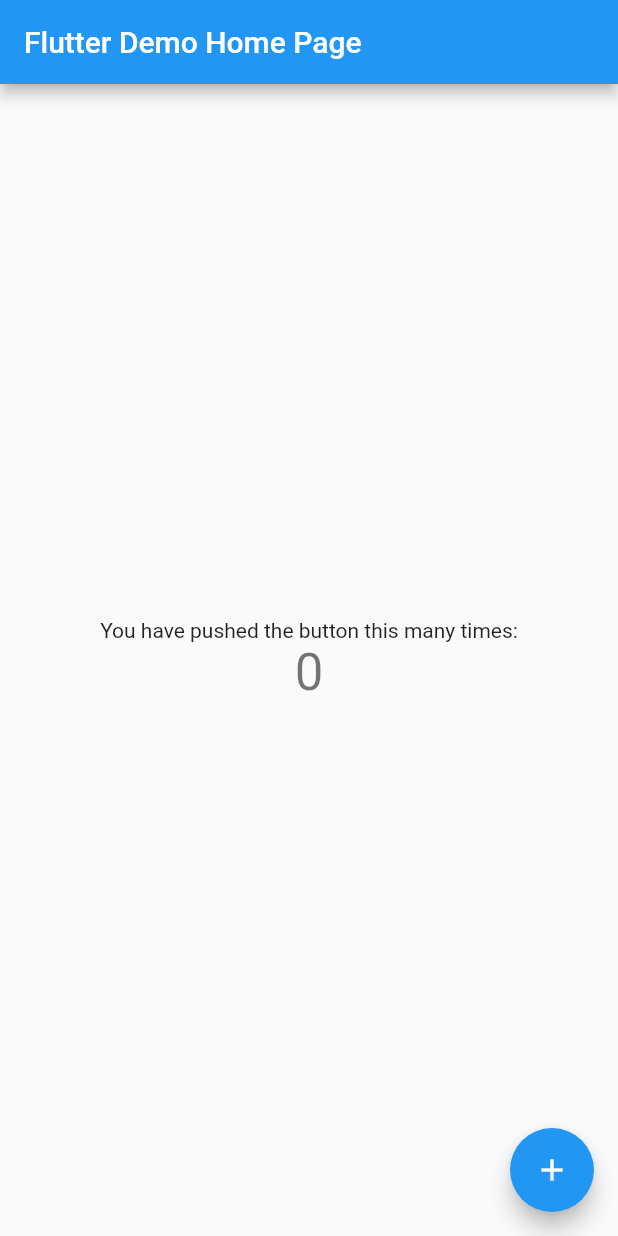
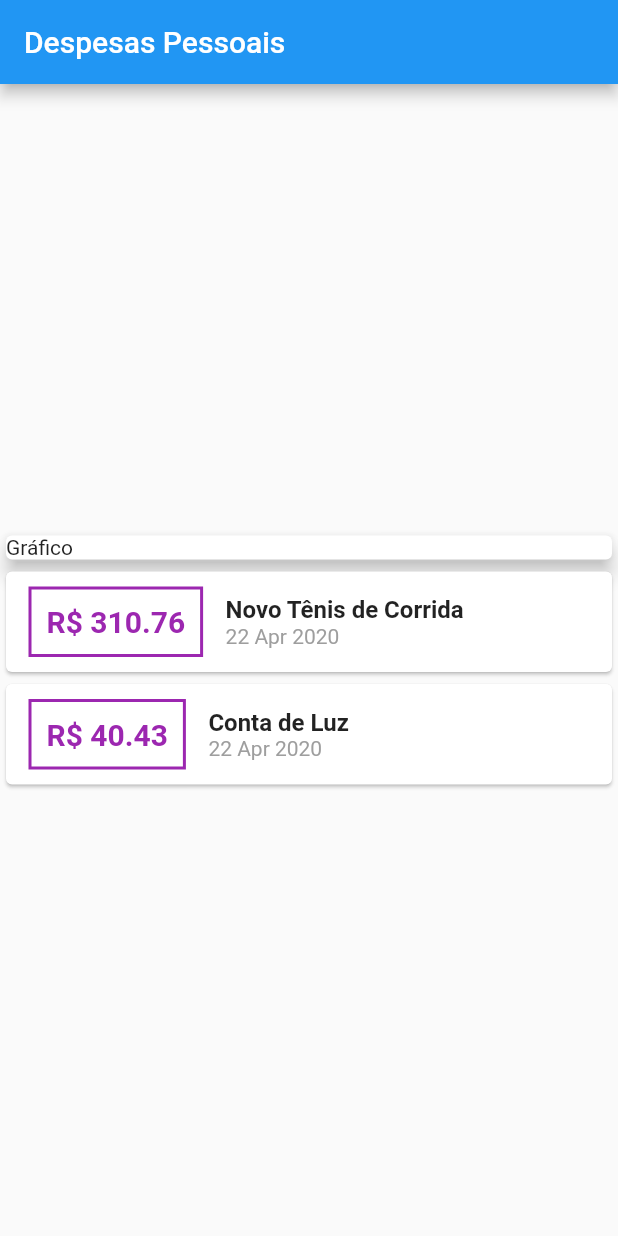
Before and after one commit to rodrigofbm/despesas_pessoais, a Flutter app: the screen it shows after launch, on a phone screen of 412 x 824 dp. Run offline on Flutter 3.47's test engine with Material 2 defaults, Android fonts, the phone set to English and light mode, and no system bars.

Commit message:
added styling to the transaction card. Also added Intl lib to deal with Date formats

```diff
--- a/lib/main.dart
+++ b/lib/main.dart
@@ -1,111 +1,86 @@
+import 'package:despesas_pessoais/models/transaction.dart';
+import 'package:intl/intl.dart';
 import 'package:flutter/material.dart';
 
-void main() => runApp(MyApp());
+void main() => runApp(MaterialApp(
+      title: 'Despesas Pessoais',
+      home: MyHomePage(),
+    ));
 
-class MyApp extends StatelessWidget {
-  // This widget is the root of your application.
+class MyHomePage extends StatelessWidget {
+  final _transactions = [
+    Transaction(
+        id: 't1',
+        title: "Novo Tênis de Corrida",
+        value: 310.76,
+        date: DateTime.now()),
+    Transaction(
+        id: 't2', title: "Conta de Luz", value: 40.43, date: DateTime.now()),
+  ];
+
   @override
   Widget build(BuildContext context) {
-    return MaterialApp(
-      title: 'Flutter Demo',
-      theme: ThemeData(
-        // This is the theme of your application.
-        //
-        // Try running your application with "flutter run". You'll see the
-        // application has a blue toolbar. Then, without quitting the app, try
-        // changing the primarySwatch below to Colors.green and then invoke
-        // "hot reload" (press "r" in the console where you ran "flutter run",
-        // or simply save your changes to "hot reload" in a Flutter IDE).
-        // Notice that the counter didn't reset back to zero; the application
-        // is not restarted.
-        primarySwatch: Colors.blue,
+    return Scaffold(
+      appBar: AppBar(
+        title: Text("Despesas Pessoais"),
       ),
-      home: MyHomePage(title: 'Flutter Demo Home Page'),
+      body: Column(
+        mainAxisAlignment: MainAxisAlignment.center,
+        crossAxisAlignment: CrossAxisAlignment.stretch,
+        children: <Widget>[
+          Card(
+            child: Text("Gráfico"),
+            elevation: 5,
+          ),
+          Column(
+            children: _transactions.map((tr) {
+              return Card(
+                child: Row(
+                  children: <Widget>[
+                    Container(
+                      margin: EdgeInsets.symmetric(
+                        horizontal: 15,
+                        vertical: 10,
+                      ),
+                      decoration: BoxDecoration(
+                        border: Border.all(
+                          color: Colors.purple,
+                          width: 2,
+                        ),
+                      ),
+                      padding: EdgeInsets.all(10),
+                      child: Text(
+                        "R\$ ${tr.value.toStringAsFixed(2)}",
+                        style: TextStyle(
+                          fontWeight: FontWeight.bold,
+                          fontSize: 20,
+                          color: Colors.purple,
+                        ),
+                      ),
+                    ),
+                    Column(
+                      crossAxisAlignment: CrossAxisAlignment.start,
+                      children: <Widget>[
+                        Text(
+                          tr.title,
+                          style: TextStyle(
+                            fontWeight: FontWeight.bold,
+                            fontSize: 16,
+                          ),
+                        ),
+                        Text(
+                          DateFormat('d MMM y').format(tr.date),
+                          style: TextStyle(color: Colors.grey),
+                        ),
+                      ],
+                    )
+                  ],
+                ),
+              );
+            }).toList(),
+          ),
+        ],
+      ),
     );
   }
 }
-
-class MyHomePage extends StatefulWidget {
-  MyHomePage({Key key, this.title}) : super(key: key);
-
-  // This widget is the home page of your application. It is stateful, meaning
-  // that it has a State object (defined below) that contains fields that affect
-  // how it looks.
-
-  // This class is the configuration for the state. It holds the values (in this
-  // case the title) provided by the parent (in this case the App widget) and
-  // used by the build method of the State. Fields in a Widget subclass are
-  // always marked "final".
-
-  final String title;
-
-  @override
-  _MyHomePageState createState() => _MyHomePageState();
-}
-
-class _MyHomePageState extends State<MyHomePage> {
-  int _counter = 0;
-
-  void _incrementCounter() {
-    setState(() {
-      // This call to setState tells the Flutter framework that something has
-      // changed in this State, which causes it to rerun the build method below
-      // so that the display can reflect the updated values. If we changed
-      // _counter without calling setState(), then the build method would not be
-      // called again, and so nothing would appear to happen.
-      _counter++;
-    });
-  }
-
-  @override
-  Widget build(BuildContext context) {
-    // This method is rerun every time setState is called, for instance as done
-    // by the _incrementCounter method above.
-    //
-    // The Flutter framework has been optimized to make rerunning build methods
-    // fast, so that you can just rebuild anything that needs updating rather
-    // than having to individually change instances of widgets.
-    return Scaffold(
-      appBar: AppBar(
-        // Here we take the value from the MyHomePage object that was created by
-        // the App.build method, and use it to set our appbar title.
-        title: Text(widget.title),
-      ),
-      body: Center(
-        // Center is a layout widget. It takes a single child and positions it
-        // in the middle of the parent.
-        child: Column(
-          // Column is also a layout widget. It takes a list of children and
-          // arranges them vertically. By default, it sizes itself to fit its
-          // children horizontally, and tries to be as tall as its parent.
-          //
-          // Invoke "debug painting" (press "p" in the console, choose the
-          // "Toggle Debug Paint" action from the Flutter Inspector in Android
-          // Studio, or the "Toggle Debug Paint" command in Visual Studio Code)
-          // to see the wireframe for each widget.
-          //
-          // Column has various properties to control how it sizes itself and
-          // how it positions its children. Here we use mainAxisAlignment to
-          // center the children vertically; the main axis here is the vertical
-          // axis because Columns are vertical (the cross axis would be
-          // horizontal).
-          mainAxisAlignment: MainAxisAlignment.center,
-          children: <Widget>[
-            Text(
-              'You have pushed the button this many times:',
-            ),
-            Text(
-              '$_counter',
-              style: Theme.of(context).textTheme.display1,
-            ),
-          ],
-        ),
-      ),
-      floatingActionButton: FloatingActionButton(
-        onPressed: _incrementCounter,
-        tooltip: 'Increment',
-        child: Icon(Icons.add),
-      ), // This trailing comma makes auto-formatting nicer for build methods.
-    );
-  }
-}
--- /dev/null
+++ b/lib/models/transaction.dart
@@ -0,0 +1,14 @@
+import 'package:flutter/foundation.dart';
+
+class Transaction {
+  final String id;
+  final String title;
+  final double value;
+  final DateTime date;
+
+  Transaction(
+      {@required this.id,
+      @required this.title,
+      @required this.value,
+      @required this.date});
+}
```
Also changed, not shown: pubspec.yaml (+1 -7 lines), pubspec.lock.
